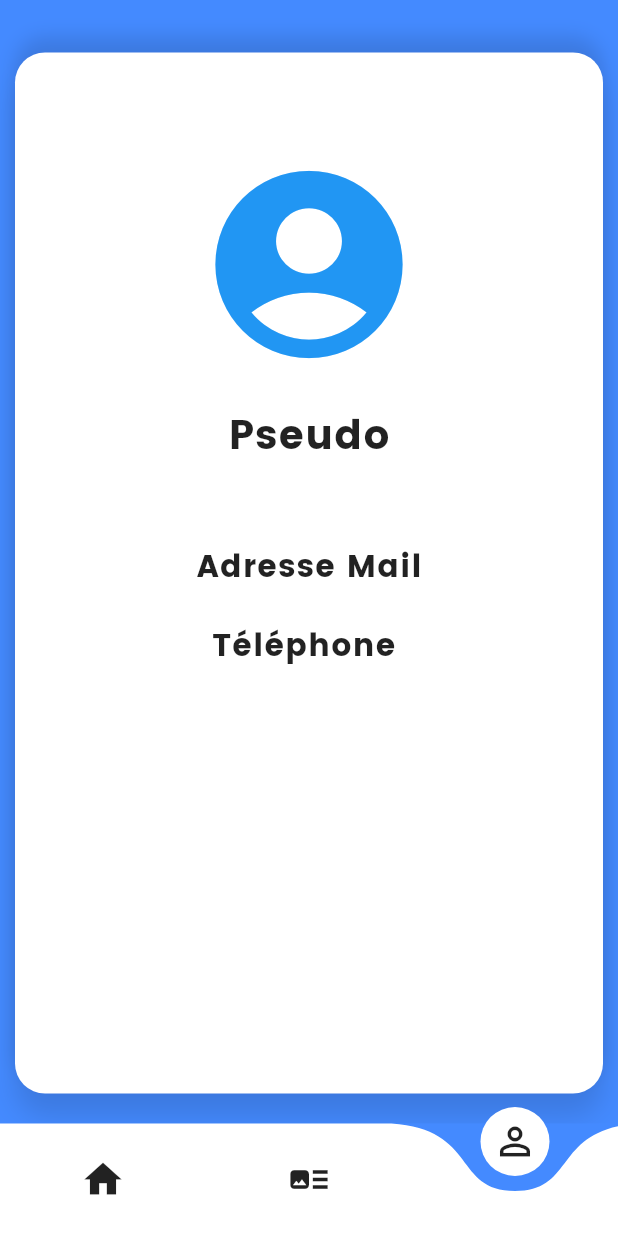
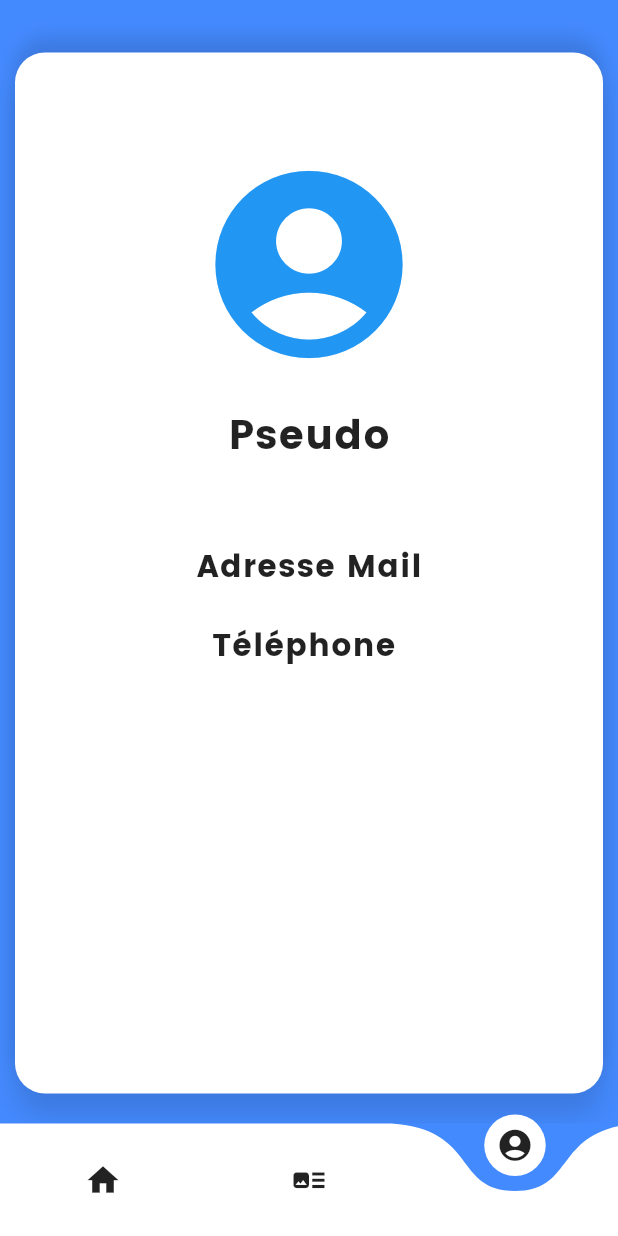
Before and after one commit to theejkb/ywy_app, a Flutter app: the HomePage screen opened directly, item 3 of the bottom bar chosen, on a phone screen of 412 x 824 dp. Run offline on Flutter 3.47's test engine with Material 2 defaults, Android fonts, the phone set to English and light mode, and no system bars; drawn by our look-alikes of curved_navigation_bar; our stand-ins replace flutter_screenutil, page_transition; missing offline and left inert: icon_shadow; network calls fail.

Commit message:
Update Menu navbar

```diff
--- a/lib/ui/pages/homePage.dart
+++ b/lib/ui/pages/homePage.dart
@@ -38,9 +38,9 @@ class _HomePageState extends State<HomePage> {
         bottomNavigationBar: CurvedNavigationBar(
           backgroundColor: Colors.blueAccent,
           items: <Widget>[
-            Icon(Icons.home, size: 30),
-            Icon(Icons.art_track, size: 30),
-            Icon(Icons.perm_identity, size: 30),
+            Icon(Icons.home, size: 25),
+            Icon(Icons.art_track, size: 25),
+            Icon(Icons.account_circle, size: 25),
           ],
           onTap: onTabTapped
         ),
```
